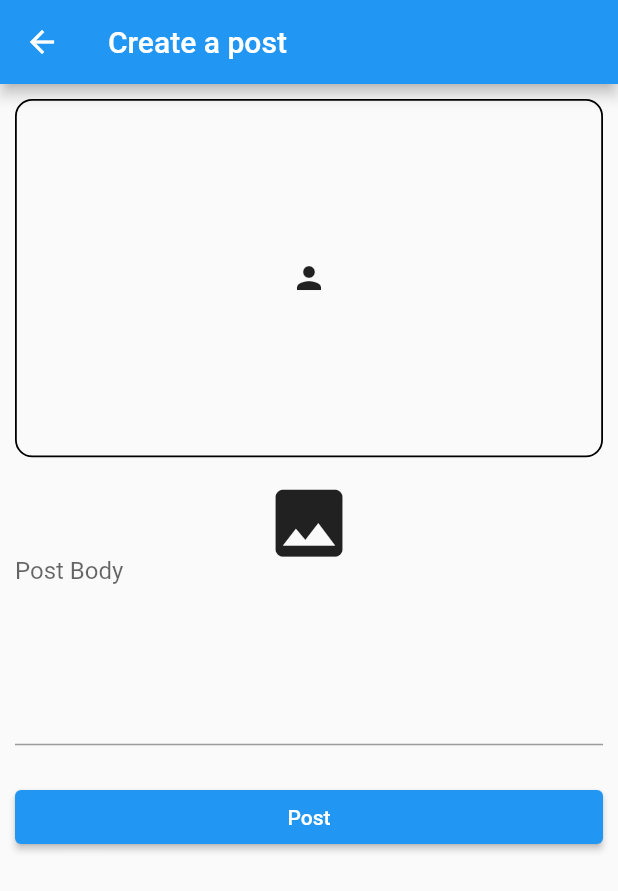
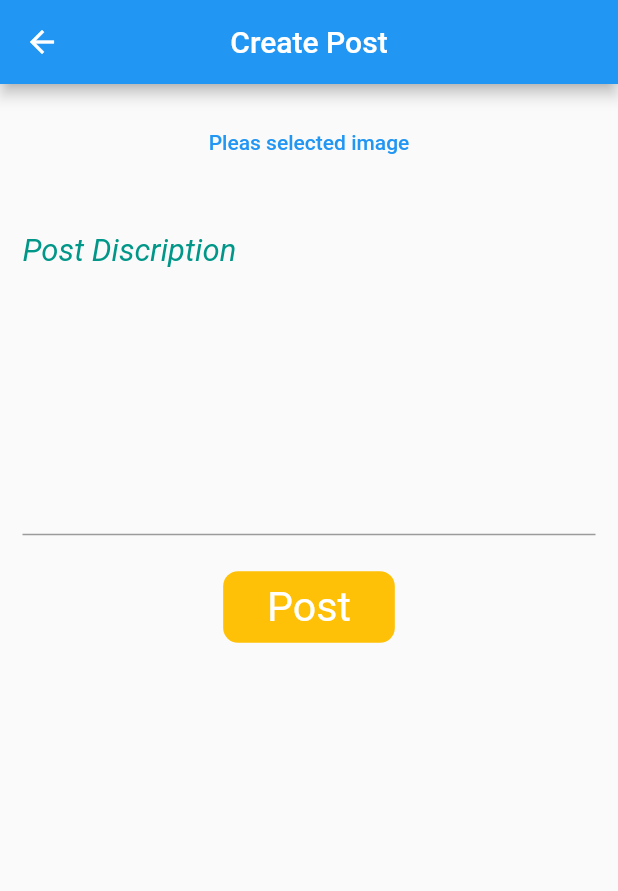
Before and after one commit to srmanry/BlogApp, a Flutter app: the Homescreen screen opened directly, after a tap on the "add" icon, on a phone screen of 412 x 824 dp. Shown: the top 891 px of the screen. Run offline on Flutter 3.47's test engine with Material 2 defaults, Android fonts, the light colour scheme and no system bars; our stand-ins replace device_preview, flutter_screenutil, get, image_picker.

Commit message:
change three

```diff
--- a/lib/controller/post_controller.dart
+++ b/lib/controller/post_controller.dart
@@ -1,36 +1,15 @@
-import 'dart:io';
-
 import 'package:get/get.dart';
 import 'package:image_picker/image_picker.dart';
 
-class Postcontroller extends GetxController {
-  Rx<File> Image = File("").obs;
-  Future imagePicker() async {
-    try {
-      final imagePick =
-          await ImagePicker().pickImage(source: ImageSource.gallery);
-      if (imagePick == null) {
-        return;
-      }
-      final imageTemp = File(imagePick.path);
-      Image.value == imageTemp;
-    } catch (e) {
-      return 0;
+class ImagePickerController extends GetxController {
+  var selectedImage = Rxn<XFile>();
+
+  Future<void> pickImage() async {
+    final picker = ImagePicker();
+    final pickedImage = await picker.pickImage(source: ImageSource.gallery);
+
+    if (pickedImage != null) {
+      selectedImage.value = pickedImage;
     }
   }
 }
-
-
-
-/*
-RxString imagePath = "".obs;
-  Future getImage() async {
-    final ImagePicker _picker = ImagePicker();
-    final image = await _picker.pickImage(source: ImageSource.gallery);
-    if (image != null) {
-      imagePath.value = image.path.toString();
-      update();
-    }
-  }
-
-*/
--- a/lib/homepage.dart
+++ b/lib/homepage.dart
@@ -30,7 +30,7 @@ class Homescreen extends StatelessWidget {
 
       floatingActionButton: FloatingActionButton(
         onPressed: () {
-          Get.to(PostScreen());
+          Get.to(Postscreen());
         },
         child: Icon(Icons.add),
       ),
--- a/lib/screen/post_screen.dart
+++ b/lib/screen/post_screen.dart
@@ -1,72 +1,189 @@
-import 'package:blockbd/controller/post_controller.dart';
+import 'dart:io';
+
 import 'package:flutter/material.dart';
 import 'package:flutter_screenutil/flutter_screenutil.dart';
 import 'package:get/get.dart';
 
-class PostScreen extends StatelessWidget {
-  Postcontroller controller = Get.put(Postcontroller());
+import '../controller/post_controller.dart';
+
+class Postscreen extends StatelessWidget {
+  final ImagePickerController _imagePickerController =
+      Get.put(ImagePickerController());
+
   @override
   Widget build(BuildContext context) {
-    //    File? imageFile; // File
-    // final _picker = ImagePicker();
-    // Future getImage() async {
-    //   final pickedFile = await _picker.getImage(source: ImageSource.gallery);
-    //   if(){}
-    // }
-
-    return Scaffold(
+    return SafeArea(
+      child: Scaffold(
         appBar: AppBar(
-        title: Text("Create a post"),
+          centerTitle: true,
+          title: Text("Create Post"),
         ),
         body: Padding(
-        padding: const EdgeInsets.all(10.0),
-        child: ListView(
+          padding: const EdgeInsets.all(15.0),
+          child: SingleChildScrollView(
+            scrollDirection: Axis.vertical,
+            child: Column(
               children: [
-            // CircleAvatar(
-            //   backgroundColor: controller.imagePath.isNotEmpty?
-
-            // ),
-            Obx(
-              () => Container(
+                SizedBox(
+                  height: 0.h,
+                ),
+                Obx(() {
+                  final selectedImage =
+                      _imagePickerController.selectedImage.value;
+                  return selectedImage != null
+                      ? Container(
                           height: 200.h,
                           width: double.infinity,
-                  decoration: BoxDecoration(
-                    border: Border.all(width: 1.h, color: Colors.black),
-                    borderRadius: BorderRadius.circular(10.r),
-
-                    // FileImage(File(controller, imagePath))
-                  ),
-                  // image: imagePath == null? null: DecorationImage(image:
-                  // Image(image: FileImage(_imageFile ?? File(FileList, fileName)))
-//image:  controller.Image.value.path==""?const Icon(Icons.person):Image.file(controller.Image.value);
-                  child: controller.Image.value.path == ""
-                      ? const Icon(Icons.person)
-                      : Image.file(controller.Image.value)),
-            ),
-            SizedBox(
-              height: 5.h,
-            ),
-            IconButton(
-              onPressed: () {
-                controller.imagePicker();
-              },
-              icon: Icon(
-                Icons.image,
-                size: 50.h,
-                weight: 60.w,
+                          child: ClipRRect(
+                            borderRadius: BorderRadius.circular(5),
+                            //clipBehavior: Clip.none,
+                            child: Image.file(
+                              File(selectedImage.path) as File,
+                              fit: BoxFit.cover,
                             ),
                           ),
+                        )
+                      : Center(
+                          child: TextButton(
+                              onPressed: _imagePickerController.pickImage,
+                              child: Text(" Pleas selected image ")));
+                }),
+                SizedBox(
+                  height: 20.h,
+                ),
                 TextField(
-              maxLines: 6,
-              decoration: InputDecoration(hintText: "Post Body"),
+                  maxLines: 10,
+                  decoration: InputDecoration(
+                      hintText: "Post Discription",
+                      hintStyle: TextStyle(
+                        fontStyle: FontStyle.italic,
+                        fontSize: 18.sp,
+                        color: Colors.teal,
+                      )),
                 ),
                 SizedBox(
                   height: 20.h,
                 ),
-            ElevatedButton(onPressed: () {}, child: Text("Post")),
+                InkWell(
+                  onTap: () {
+                    print("Create Post");
+                    Get.snackbar('Create the post ', "Sucess ");
+                  },
+                  child: Container(
+                    height: 40.h,
+                    width: 100.w,
+                    decoration: BoxDecoration(
+                      borderRadius: BorderRadius.circular(10),
+                      color: Colors.amber,
+                    ),
+                    child: Center(
+                      child: Padding(
+                        padding: const EdgeInsets.all(8.0),
+                        child: Text(
+                          "Post",
+                          style: TextStyle(
+                            fontSize: 24.sp,
+                            color: Colors.white,
+                          ),
+                        ),
+                      ),
+                    ),
+                  ),
+                )
               ],
+            ),
+          ),
         ),
       ),
     );
   }
 }
+
+
+
+
+
+
+
+
+
+
+
+
+
+
+
+
+
+// import 'package:blockbd/controller/post_controller.dart';
+// import 'package:flutter/material.dart';
+// import 'package:flutter_screenutil/flutter_screenutil.dart';
+// import 'package:get/get.dart';
+
+// class PostScreen extends StatelessWidget {
+//   Postcontroller controller = Get.put(Postcontroller());
+//   @override
+//   Widget build(BuildContext context) {
+//     //    File? imageFile; // File
+//     // final _picker = ImagePicker();
+//     // Future getImage() async {
+//     //   final pickedFile = await _picker.getImage(source: ImageSource.gallery);
+//     //   if(){}
+//     // }
+
+//     return Scaffold(
+//       appBar: AppBar(
+//         title: Text("Create a post"),
+//       ),
+//       body: Padding(
+//         padding: const EdgeInsets.all(10.0),
+//         child: ListView(
+//           children: [
+//             // CircleAvatar(
+//             //   backgroundColor: controller.imagePath.isNotEmpty?
+
+//             // ),
+//             Obx(
+//               () => Container(
+//                   height: 200.h,
+//                   width: double.infinity,
+//                   decoration: BoxDecoration(
+//                     border: Border.all(width: 1.h, color: Colors.black),
+//                     borderRadius: BorderRadius.circular(10.r),
+
+//                     // FileImage(File(controller, imagePath))
+//                   ),
+//                   // image: imagePath == null? null: DecorationImage(image:
+//                   // Image(image: FileImage(_imageFile ?? File(FileList, fileName)))
+// //image:  controller.Image.value.path==""?const Icon(Icons.person):Image.file(controller.Image.value);
+//                   child: controller.Image.value.path == ""
+//                       ? const Icon(Icons.person)
+//                       : Image.file(controller.Image.value)),
+//             ),
+//             SizedBox(
+//               height: 5.h,
+//             ),
+//             IconButton(
+//               onPressed: () {
+//                 controller.imagePicker();
+//               },
+//               icon: Icon(
+//                 Icons.image,
+//                 size: 50.h,
+//                 weight: 60.w,
+//               ),
+//             ),
+//             TextField(
+//               maxLines: 6,
+//               decoration: InputDecoration(hintText: "Post Body"),
+//             ),
+//             SizedBox(
+//               height: 20.h,
+//             ),
+//             ElevatedButton(onPressed: () {}, child: Text("Post")),
+//           ],
+//         ),
+//       ),
+//     );
+//   }
+// }
```
Lines whose indentation alone changed are shown as unchanged.
